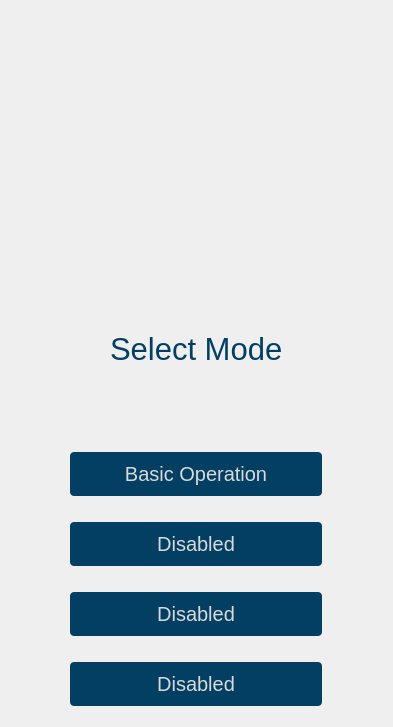
The window that gui/qtdesigner/ModeSelectorWidget.ui (wyattduber/CyDAQ) describes before a commit, drawn with Qt 5.
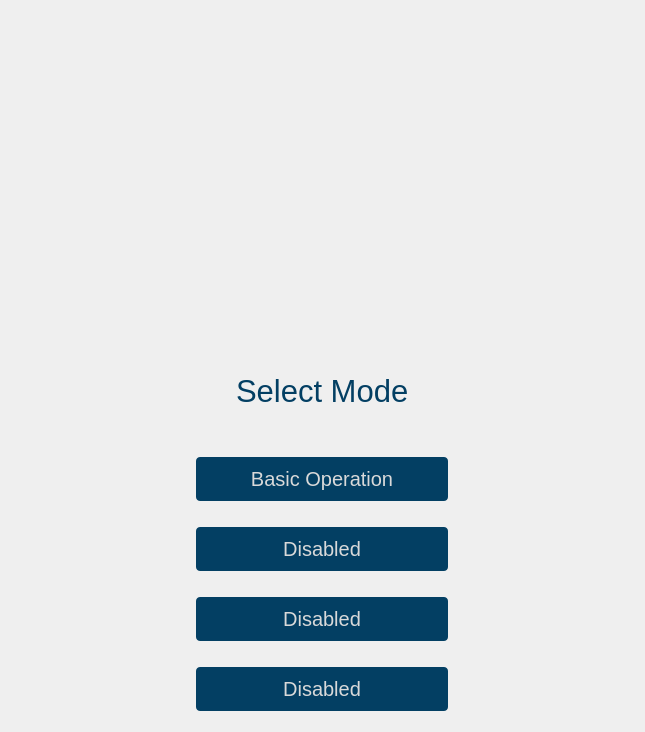
The same window after the commit. Icons and pictures are not drawn.

Diff of the .ui file:
```diff
--- a/gui/qtdesigner/ModeSelectorWidget.ui
+++ b/gui/qtdesigner/ModeSelectorWidget.ui
@@ -6,10 +6,22 @@
    <rect>
     <x>0</x>
     <y>0</y>
-    <width>389</width>
-    <height>727</height>
+    <width>645</width>
+    <height>732</height>
    </rect>
   </property>
+  <property name="sizePolicy">
+   <sizepolicy hsizetype="Preferred" vsizetype="Minimum">
+    <horstretch>0</horstretch>
+    <verstretch>0</verstretch>
+   </sizepolicy>
+  </property>
+  <property name="minimumSize">
+   <size>
+    <width>400</width>
+    <height>590</height>
+   </size>
+  </property>
   <property name="windowTitle">
    <string>Form</string>
   </property>
@@ -39,12 +51,6 @@
      <property name="enabled">
       <bool>true</bool>
      </property>
-     <property name="minimumSize">
-      <size>
-       <width>371</width>
-       <height>205</height>
-      </size>
-     </property>
      <property name="text">
       <string/>
      </property>
@@ -60,7 +66,7 @@
     </widget>
    </item>
    <item>
-    <spacer name="verticalSpacer">
+    <spacer name="verticalSpacer_2">
      <property name="orientation">
       <enum>Qt::Vertical</enum>
      </property>
@@ -106,22 +112,6 @@
      </property>
     </widget>
    </item>
-   <item>
-    <spacer name="verticalSpacer_2">
-     <property name="orientation">
-      <enum>Qt::Vertical</enum>
-     </property>
-     <property name="sizeType">
-      <enum>QSizePolicy::Minimum</enum>
-     </property>
-     <property name="sizeHint" stdset="0">
-      <size>
-       <width>368</width>
-       <height>37</height>
-      </size>
-     </property>
-    </spacer>
-   </item>
    <item alignment="Qt::AlignHCenter">
     <widget class="QPushButton" name="basic_operation_btn">
      <property name="minimumSize">
```
